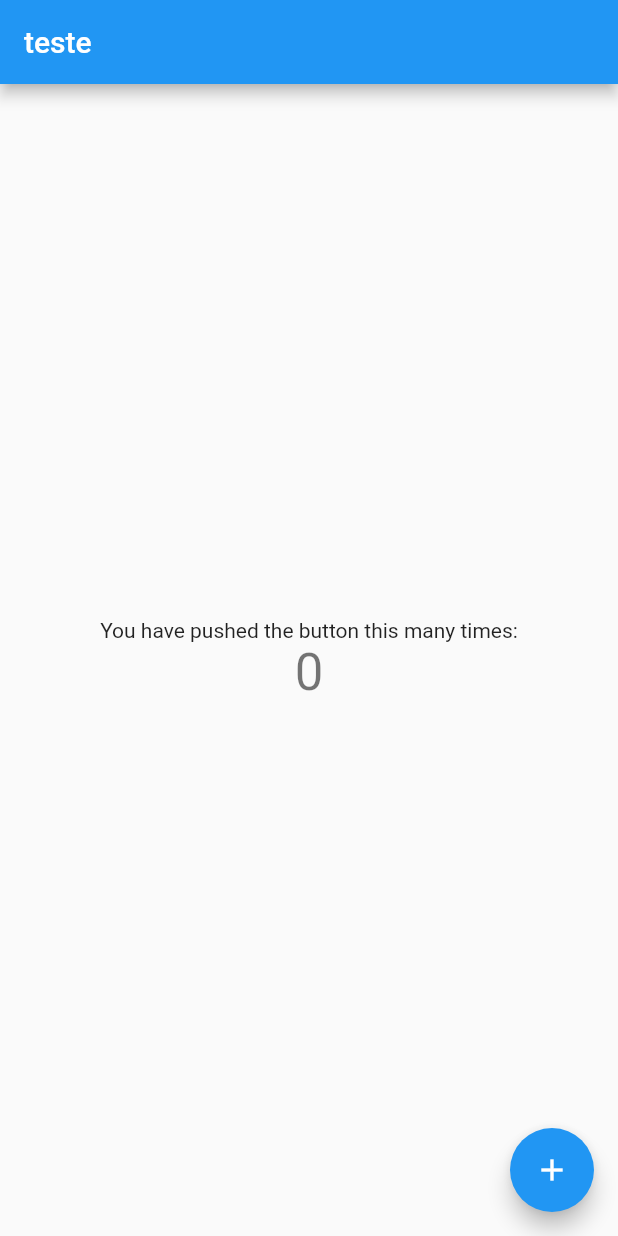
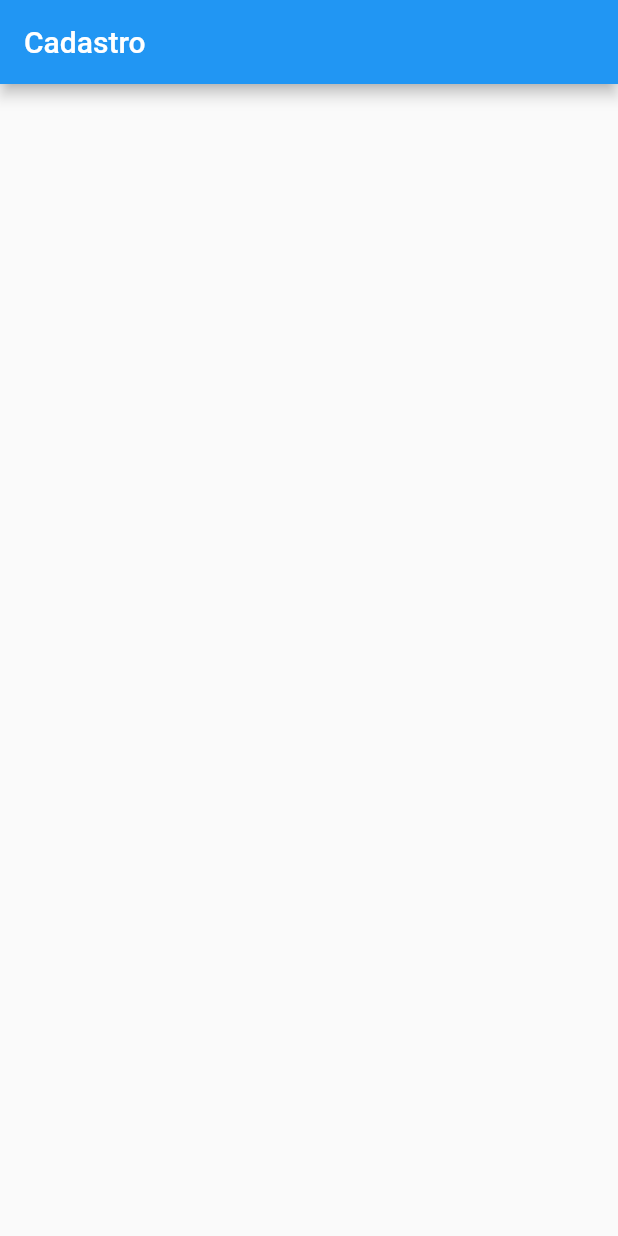
Before and after one commit to GabrielAmaro4231/IntegraPracas, a Flutter app: the screen it shows after launch, on a phone screen of 412 x 824 dp. Run offline on Flutter 3.47's test engine with Material 2 defaults, Android fonts, the phone set to English and light mode, and no system bars.

Commit message:
aplicacao do mvc

```diff
--- a/lib/main.dart
+++ b/lib/main.dart
@@ -1,113 +1,4 @@
 import 'package:flutter/material.dart';
+import 'package:integrapracas/views/home.dart';
 
-void main() {
-  runApp(MyApp());
-}
-
-class MyApp extends StatelessWidget {
-  // This widget is the root of your application.
-  @override
-  Widget build(BuildContext context) {
-    return MaterialApp(
-      title: 'Flutter Demo',
-      theme: ThemeData(
-        // This is the theme of your application.
-        //
-        // Try running your application with "flutter run". You'll see the
-        // application has a blue toolbar. Then, without quitting the app, try
-        // changing the primarySwatch below to Colors.green and then invoke
-        // "hot reload" (press "r" in the console where you ran "flutter run",
-        // or simply save your changes to "hot reload" in a Flutter IDE).
-        // Notice that the counter didn't reset back to zero; the application
-        // is not restarted.
-        primarySwatch: Colors.blue,
-      ),
-      home: MyHomePage(title: 'teste'),
-    );
-  }
-}
-
-class MyHomePage extends StatefulWidget {
-  MyHomePage({Key? key, required this.title}) : super(key: key);
-
-  // This widget is the home page of your application. It is stateful, meaning
-  // that it has a State object (defined below) that contains fields that affect
-  // how it looks.
-
-  // This class is the configuration for the state. It holds the values (in this
-  // case the title) provided by the parent (in this case the App widget) and
-  // used by the build method of the State. Fields in a Widget subclass are
-  // always marked "final".
-
-  final String title;
-
-  @override
-  _MyHomePageState createState() => _MyHomePageState();
-}
-
-class _MyHomePageState extends State<MyHomePage> {
-  int _counter = 0;
-
-  void _incrementCounter() {
-    setState(() {
-      // This call to setState tells the Flutter framework that something has
-      // changed in this State, which causes it to rerun the build method below
-      // so that the display can reflect the updated values. If we changed
-      // _counter without calling setState(), then the build method would not be
-      // called again, and so nothing would appear to happen.
-      _counter++;
-    });
-  }
-
-  @override
-  Widget build(BuildContext context) {
-    // This method is rerun every time setState is called, for instance as done
-    // by the _incrementCounter method above.
-    //
-    // The Flutter framework has been optimized to make rerunning build methods
-    // fast, so that you can just rebuild anything that needs updating rather
-    // than having to individually change instances of widgets.
-    return Scaffold(
-      appBar: AppBar(
-        // Here we take the value from the MyHomePage object that was created by
-        // the App.build method, and use it to set our appbar title.
-        title: Text(widget.title),
-      ),
-      body: Center(
-        // Center is a layout widget. It takes a single child and positions it
-        // in the middle of the parent.
-        child: Column(
-          // Column is also a layout widget. It takes a list of children and
-          // arranges them vertically. By default, it sizes itself to fit its
-          // children horizontally, and tries to be as tall as its parent.
-          //
-          // Invoke "debug painting" (press "p" in the console, choose the
-          // "Toggle Debug Paint" action from the Flutter Inspector in Android
-          // Studio, or the "Toggle Debug Paint" command in Visual Studio Code)
-          // to see the wireframe for each widget.
-          //
-          // Column has various properties to control how it sizes itself and
-          // how it positions its children. Here we use mainAxisAlignment to
-          // center the children vertically; the main axis here is the vertical
-          // axis because Columns are vertical (the cross axis would be
-          // horizontal).
-          mainAxisAlignment: MainAxisAlignment.center,
-          children: <Widget>[
-            Text(
-              'You have pushed the button this many times:',
-            ),
-            Text(
-              '$_counter',
-              style: Theme.of(context).textTheme.headline4,
-            ),
-          ],
-        ),
-      ),
-      floatingActionButton: FloatingActionButton(
-        onPressed: _incrementCounter,
-        tooltip: 'Increment',
-        child: Icon(Icons.add),
-      ), // This trailing comma makes auto-formatting nicer for build methods.
-    );
-  }
-}
+void main() => runApp(App());
--- /dev/null
+++ b/lib/views/cadastro.dart
@@ -0,0 +1,16 @@
+import 'package:flutter/material.dart';
+
+class Cadastro extends StatelessWidget {
+  @override
+  Widget build(BuildContext context) {
+    return Scaffold(
+      appBar: AppBar(title: Text('Cadastro')),
+      body: Column(
+        mainAxisAlignment: MainAxisAlignment.center,
+        crossAxisAlignment: CrossAxisAlignment.center,
+        children: [
+
+        ],)
+    );
+  }
+}
--- /dev/null
+++ b/lib/views/home.dart
@@ -0,0 +1,10 @@
+import 'package:flutter/material.dart';
+import 'package:integrapracas/views/cadastro.dart';
+
+class App extends StatelessWidget {
+  Widget build(BuildContext context) {
+    return MaterialApp(
+      home: Cadastro(),
+    );
+  }
+}
```
Also changed, not shown: 1 other file.
